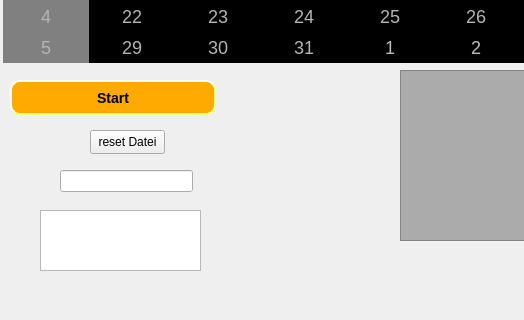
Dirkoonk/OrgaNicer, file OrgaNicer/organicer.ui: the form before one commit; both pictures show x 0 to 524 and y 249 to 569 of the 1201 by 687 pixel window.
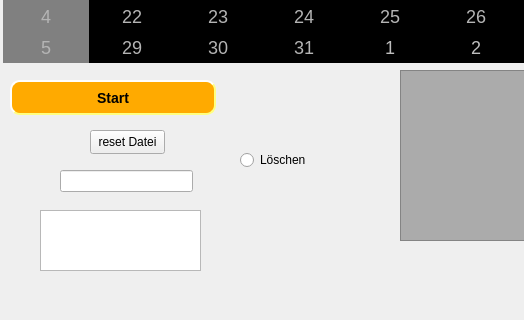
The form after the commit.

Commit message: Löschen und Erledigt Liste

```diff
--- a/OrgaNicer/organicer.ui
+++ b/OrgaNicer/organicer.ui
@@ -164,6 +164,19 @@
      <string>reset Datei</string>
     </property>
    </widget>
+   <widget class="QRadioButton" name="radioButton">
+    <property name="geometry">
+     <rect>
+      <x>240</x>
+      <y>380</y>
+      <width>89</width>
+      <height>20</height>
+     </rect>
+    </property>
+    <property name="text">
+     <string>Löschen</string>
+    </property>
+   </widget>
   </widget>
   <widget class="QMenuBar" name="menubar">
    <property name="geometry">
```
Left out of the diff: 2 changed lines with no effect on the pictures. The commit also changes 2 other files.
